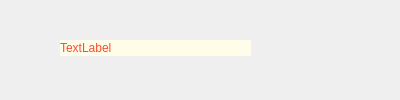
WML201540704082/gkjClient, file unlockScreen/floatingerrorwindow.ui: the form before one commit.
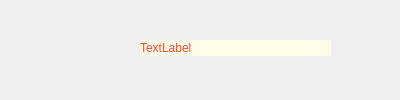
The form after the commit.

What changed in the file:
```diff
--- a/unlockScreen/floatingerrorwindow.ui
+++ b/unlockScreen/floatingerrorwindow.ui
@@ -16,7 +16,7 @@
   <widget class="QLabel" name="label">
    <property name="geometry">
     <rect>
-     <x>60</x>
+     <x>140</x>
      <y>40</y>
      <width>191</width>
      <height>16</height>
```
